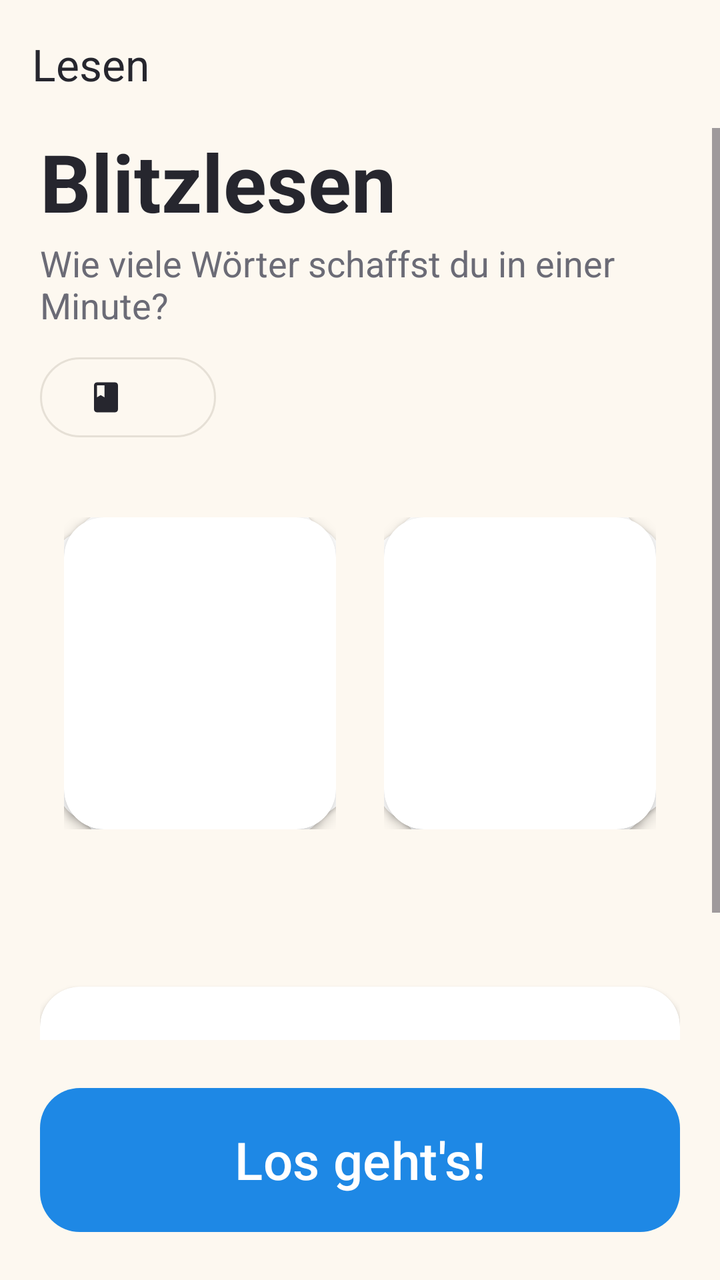
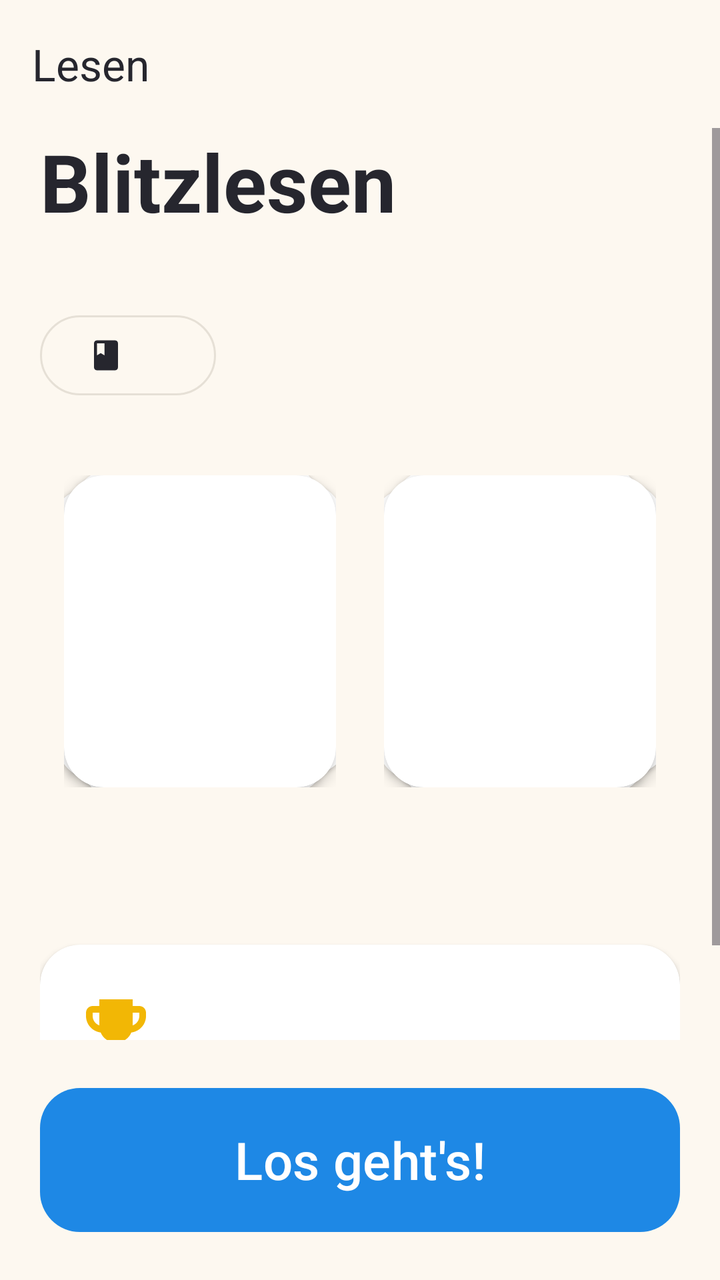

Two renders of the same Android screen: before a commit and after it. Below are the layout's source before the change and the commit's diff.
<!-- AndroidManifest.xml: application theme Theme.Lesen -->
<!-- res/layout/activity_main.xml -->
<?xml version="1.0" encoding="utf-8"?>
<LinearLayout xmlns:android="http://schemas.android.com/apk/res/android"
    xmlns:app="http://schemas.android.com/apk/res-auto"
    android:layout_width="match_parent"
    android:layout_height="match_parent"
    android:background="@color/bg"
    android:orientation="vertical">

    <com.google.android.material.appbar.MaterialToolbar
        android:id="@+id/toolbar"
        style="@style/Toolbar"
        app:title="@string/app_name" />

    <ScrollView
        android:layout_width="match_parent"
        android:layout_height="0dp"
        android:layout_weight="1"
        android:fillViewport="true">

        <LinearLayout
            android:layout_width="match_parent"
            android:layout_height="wrap_content"
            android:clipChildren="false"
            android:orientation="vertical"
            android:paddingHorizontal="20dp"
            android:paddingBottom="16dp">

            <TextView
                android:layout_width="wrap_content"
                android:layout_height="wrap_content"
                android:text="@string/headline"
                android:textColor="@color/text_primary"
                android:textSize="40sp"
                android:textStyle="bold" />

            <TextView
                android:layout_width="wrap_content"
                android:layout_height="wrap_content"
                android:layout_marginTop="2dp"
                android:text="@string/tagline"
                android:textColor="@color/text_secondary"
                android:textSize="18sp" />

            
            <com.google.android.material.button.MaterialButton
                android:id="@+id/word_list"
                style="@style/Widget.Material3.Button.OutlinedButton"
                android:layout_width="wrap_content"
                android:layout_height="wrap_content"
                android:layout_marginTop="10dp"
                android:ellipsize="end"
                android:maxLines="1"
                android:textColor="@color/text_primary"
                android:textSize="16sp"
                app:icon="@drawable/ic_book"
                app:iconTint="@color/text_primary"
                app:strokeColor="@color/divider" />

            <LinearLayout
                android:layout_width="match_parent"
                android:layout_height="wrap_content"
                android:layout_marginTop="24dp"
                android:clipChildren="false"
                android:orientation="horizontal">

                <include
                    android:id="@+id/pile_good"
                    layout="@layout/view_pile" />

                <include
                    android:id="@+id/pile_practice"
                    layout="@layout/view_pile" />

            </LinearLayout>

            <TextView
                android:id="@+id/new_words"
                android:layout_width="match_parent"
                android:layout_height="wrap_content"
                android:layout_marginTop="12dp"
                android:background="?attr/selectableItemBackground"
                android:gravity="center"
                android:padding="8dp"
                android:textColor="@color/text_secondary"
                android:textSize="17sp" />

            <com.google.android.material.card.MaterialCardView
                android:id="@+id/record_card"
                android:layout_width="match_parent"
                android:layout_height="wrap_content"
                android:layout_marginTop="16dp"
                android:clickable="true"
                android:focusable="true"
                app:cardBackgroundColor="@color/surface"
                app:cardCornerRadius="20dp"
                app:cardElevation="2dp"
                app:strokeWidth="0dp">

                <LinearLayout
                    android:layout_width="match_parent"
                    android:layout_height="wrap_content"
                    android:gravity="center_vertical"
                    android:orientation="horizontal"
                    android:padding="18dp">

                    <ImageView
                        android:layout_width="40dp"
                        android:layout_height="40dp"
                        android:importantForAccessibility="no"
                        android:src="@drawable/ic_trophy"
                        app:tint="@color/gold" />

                    <LinearLayout
                        android:layout_width="0dp"
                        android:layout_height="wrap_content"
                        android:layout_marginStart="16dp"
                        android:layout_weight="1"
                        android:orientation="vertical">

                        <TextView
                            android:id="@+id/record"
                            android:layout_width="wrap_content"
                            android:layout_height="wrap_content"
                            android:textColor="@color/text_primary"
                            android:textSize="20sp"
                            android:textStyle="bold" />

                        <TextView
                            android:id="@+id/record_split"
                            android:layout_width="wrap_content"
                            android:layout_height="wrap_content"
                            android:textColor="@color/text_secondary"
                            android:textSize="16sp" />

                    </LinearLayout>

                </LinearLayout>

            </com.google.android.material.card.MaterialCardView>

        </LinearLayout>

    </ScrollView>

    <com.google.android.material.button.MaterialButton
        android:id="@+id/start"
        style="@style/BigButton"
        android:layout_height="80dp"
        android:layout_margin="20dp"
        android:text="@string/start"
        android:textSize="26sp" />

</LinearLayout>
<!-- res/layout/view_pile.xml (included above) -->
<?xml version="1.0" encoding="utf-8"?>
<FrameLayout xmlns:android="http://schemas.android.com/apk/res/android"
    xmlns:app="http://schemas.android.com/apk/res-auto"
    android:layout_width="0dp"
    android:layout_height="180dp"
    android:layout_weight="1"
    android:clipChildren="false"
    android:padding="12dp">

    <com.google.android.material.card.MaterialCardView
        android:id="@+id/back2"
        android:layout_width="match_parent"
        android:layout_height="match_parent"
        android:rotation="-7"
        app:cardCornerRadius="20dp"
        app:cardElevation="1dp"
        app:strokeWidth="0dp" />

    <com.google.android.material.card.MaterialCardView
        android:id="@+id/back1"
        android:layout_width="match_parent"
        android:layout_height="match_parent"
        android:rotation="4"
        app:cardCornerRadius="20dp"
        app:cardElevation="2dp"
        app:strokeWidth="0dp" />

    <com.google.android.material.card.MaterialCardView
        android:id="@+id/front"
        android:layout_width="match_parent"
        android:layout_height="match_parent"
        android:clickable="true"
        android:focusable="true"
        app:cardCornerRadius="20dp"
        app:cardElevation="4dp"
        app:strokeWidth="0dp">

        <LinearLayout
            android:layout_width="match_parent"
            android:layout_height="match_parent"
            android:gravity="center"
            android:orientation="vertical">

            <TextView
                android:id="@+id/count"
                android:layout_width="wrap_content"
                android:layout_height="wrap_content"
                android:includeFontPadding="false"
                android:textSize="56sp"
                android:textStyle="bold" />

            <TextView
                android:id="@+id/label"
                android:layout_width="wrap_content"
                android:layout_height="wrap_content"
                android:layout_marginTop="4dp"
                android:textSize="20sp"
                android:textStyle="bold" />

        </LinearLayout>

    </com.google.android.material.card.MaterialCardView>

</FrameLayout>
<!-- resources referenced by this layout -->
<resources>
  <color name="bg">#FFFDF8F0</color>
  <color name="divider">#FFE6E0D6</color>
  <color name="gold">#FFF2B705</color>
  <color name="surface">#FFFFFFFF</color>
  <color name="text_primary">#FF26262E</color>
  <color name="text_secondary">#FF6B6B76</color>
  <!-- drawable ic_book (drawable) -->
  <vector xmlns:android="http://schemas.android.com/apk/res/android"
      android:width="24dp"
      android:height="24dp"
      android:tint="?attr/colorControlNormal"
      android:viewportWidth="24"
      android:viewportHeight="24">
      <path
          android:fillColor="@android:color/white"
          android:pathData="M18,2H6C4.9,2 4,2.9 4,4v16c0,1.1 0.9,2 2,2h12c1.1,0 2,-0.9 2,-2V4C20,2.9 19.1,2 18,2zM6,4h5v8l-2.5,-1.5L6,12V4z" />
  </vector>
  <!-- drawable ic_trophy (drawable) -->
  <vector xmlns:android="http://schemas.android.com/apk/res/android"
      android:width="24dp"
      android:height="24dp"
      android:tint="?attr/colorControlNormal"
      android:viewportWidth="24"
      android:viewportHeight="24">
      <path
          android:fillColor="@android:color/white"
          android:pathData="M19,5h-2V3H7v2H5C3.9,5 3,5.9 3,7v1c0,2.55 1.92,4.63 4.39,4.94c0.63,1.5 1.98,2.63 3.61,2.96V19H7v2h10v-2h-4v-3.1c1.63,-0.33 2.98,-1.46 3.61,-2.96C19.08,12.63 21,10.55 21,8V7C21,5.9 20.1,5 19,5zM5,8V7h2v3.82C5.84,10.4 5,9.3 5,8zM19,8c0,1.3 -0.84,2.4 -2,2.82V7h2V8z" />
  </vector>
  <string name="app_name">Lesen</string>
  <string name="headline">Blitzlesen</string>
  <string name="start">Los geht\'s!</string>
  <string name="tagline">Wie viele Wörter schaffst du in einer Minute?</string>
  <style name="BigButton" parent="Widget.Material3.Button">
          <item name="android:layout_width">match_parent</item>
          <item name="android:layout_height">64dp</item>
          <item name="android:textSize">22sp</item>
          <item name="cornerRadius">20dp</item>
      </style>
  <style name="Toolbar">
          <item name="android:layout_width">match_parent</item>
          <item name="android:layout_height">?attr/actionBarSize</item>
          <item name="android:background">@color/bg</item>
          <item name="titleTextColor">@color/text_primary</item>
      </style>
  <style name="Theme.Lesen" parent="Theme.Material3.DayNight.NoActionBar">
          <item name="colorPrimary">@color/accent</item>
          <item name="colorOnPrimary">#FFFFFFFF</item>
          <item name="colorSecondary">@color/good</item>
          <item name="android:colorBackground">@color/bg</item>
          <item name="colorSurface">@color/surface</item>
          <item name="colorOnSurface">@color/text_primary</item>
          <item name="colorOnSurfaceVariant">@color/text_secondary</item>
          
          <item name="elevationOverlayEnabled">false</item>
          <item name="android:statusBarColor">@color/bg</item>
          <item name="android:navigationBarColor">@color/bg</item>
          <item name="android:windowLightStatusBar">@bool/light_system_bars</item>
          <item name="android:windowLightNavigationBar" tools:targetApi="o_mr1">@bool/light_system_bars</item>
      </style>
  <color name="accent">#FF1E88E5</color>
  <color name="good">#FF43A047</color>
</resources>

<!-- the commit's change to res/layout/activity_main.xml (unified diff, before → after) -->
@@ -37,7 +37,7 @@
                 android:layout_width="wrap_content"
                 android:layout_height="wrap_content"
                 android:layout_marginTop="2dp"
-                android:text="@string/tagline"
+                android:id="@+id/tagline"
                 android:textColor="@color/text_secondary"
                 android:textSize="18sp" />
 
<!-- resource entries referenced after the edit -->
@@ -31,7 +31,6 @@
   <string name="app_name">Lesen</string>
   <string name="headline">Blitzlesen</string>
   <string name="start">Los geht\'s!</string>
-  <string name="tagline">Wie viele Wörter schaffst du in einer Minute?</string>
   <style name="BigButton" parent="Widget.Material3.Button">
           <item name="android:layout_width">match_parent</item>
           <item name="android:layout_height">64dp</item>
